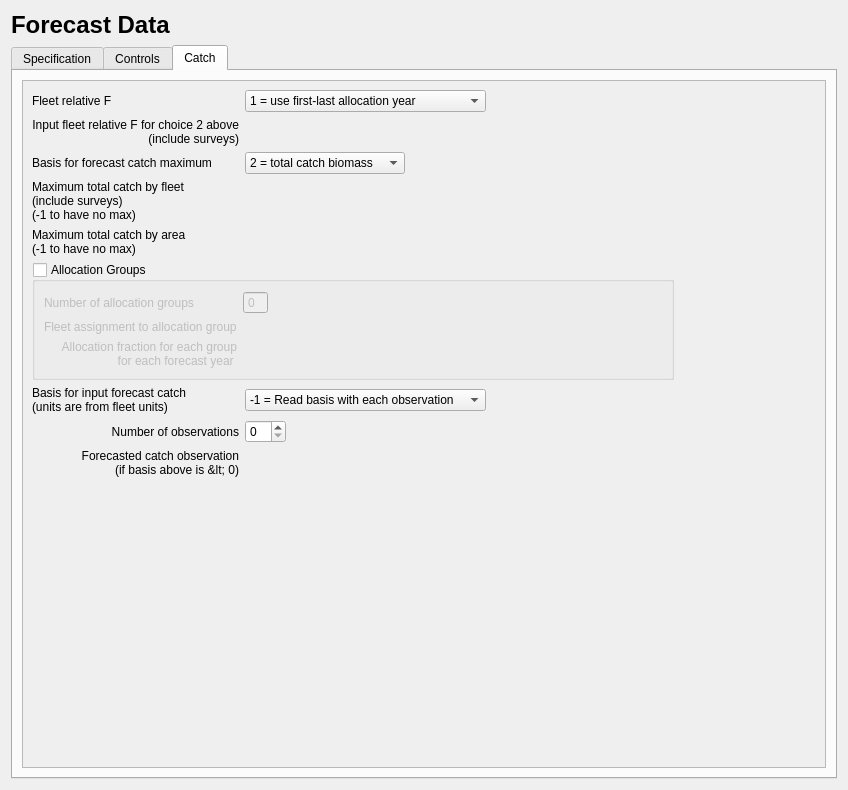
Qt form src/forecast_widget.ui (nmfs-ost/ss3-ssi) before a commit.
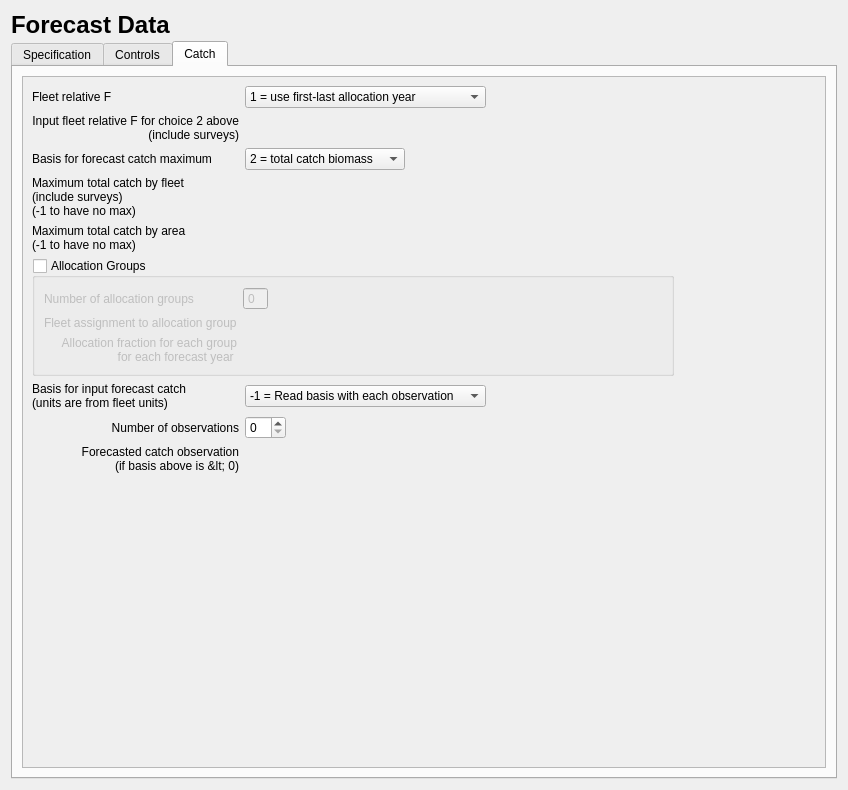
The same form after that commit. The open tabs and pages were chosen to show the change. Icons and pictures are not drawn.

Commit message: ToolBar remains hidden or visible between sessions readjusted spacing in major layouts

Diff of the .ui file:
```diff
--- a/src/forecast_widget.ui
+++ b/src/forecast_widget.ui
@@ -14,6 +14,9 @@
    <string>Form</string>
   </property>
   <layout class="QVBoxLayout" name="verticalLayout">
+   <property name="spacing">
+    <number>2</number>
+   </property>
    <item>
     <layout class="QHBoxLayout" name="horizontalLayout_title">
      <item>
@@ -1705,7 +1708,7 @@
             <x>0</x>
             <y>0</y>
             <width>796</width>
-            <height>642</height>
+            <height>647</height>
            </rect>
           </property>
           <layout class="QVBoxLayout" name="verticalLayout_4">
```
The commit also changes 7 other files.
